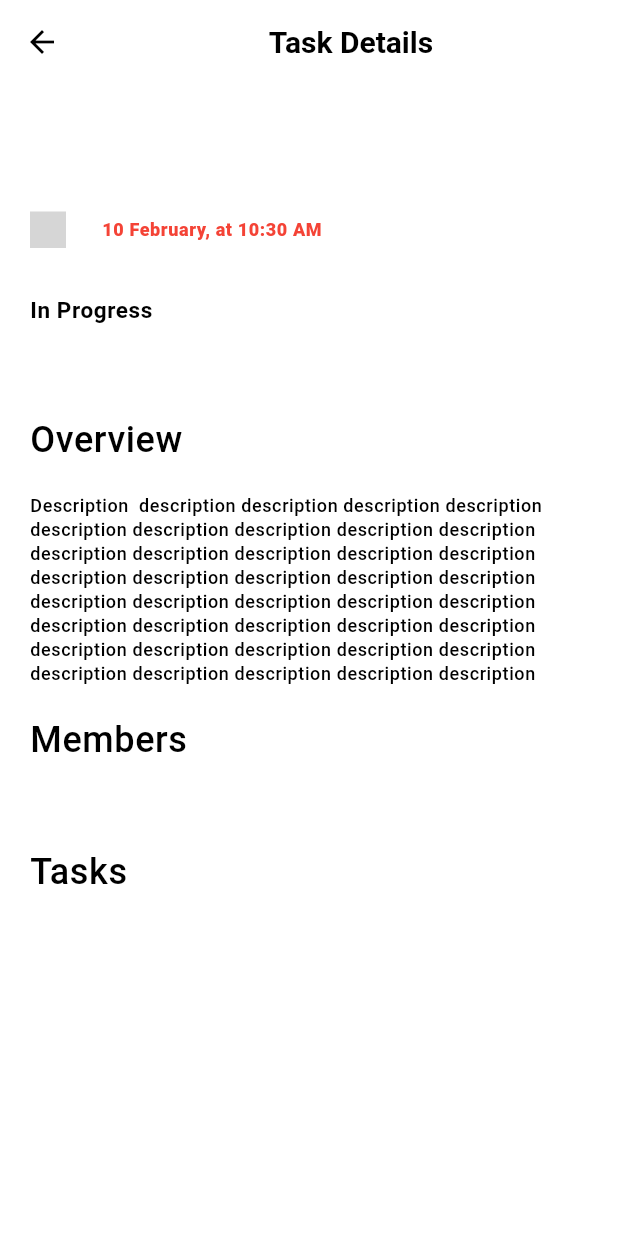
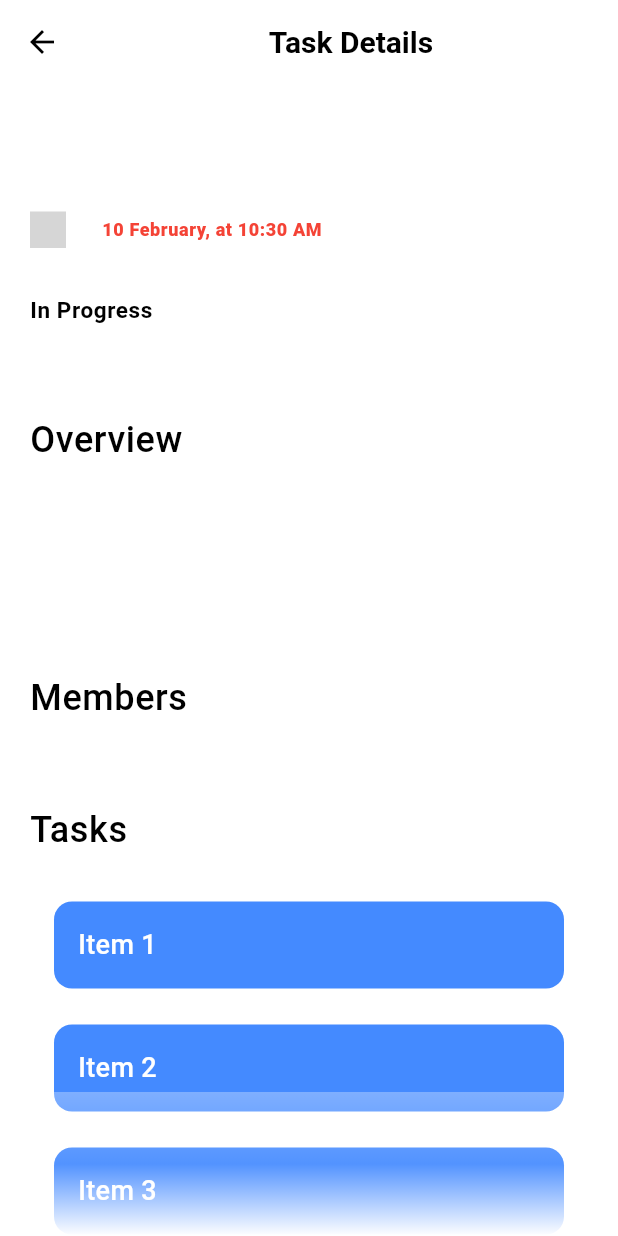
Before and after one commit to VitaliiKharlan/todo_app, a Flutter app: the TaskDetailScreen screen opened directly with empty values, on a phone screen of 412 x 824 dp. Run offline on Flutter 3.47's test engine with Material 3 defaults, Android fonts, the phone set to English and light mode, and no system bars; our stand-ins replace auto_route, flutter_bloc, flutter_svg; project files that could hold a hidden picture were left out; grey boxes are pictures that could not be loaded.

Commit message:
add design TaskDetail part 2

```diff
--- a/lib/features/add_new_task/bloc/add_new_task_bloc.dart
+++ b/lib/features/add_new_task/bloc/add_new_task_bloc.dart
@@ -19,8 +19,8 @@ class AddNewTaskBloc extends Bloc<AddNewTaskEvent, AddNewTaskState> {
 
         List<Task> tasks = [];
         final task = Task(
-          // taskId: '',
           taskTitle: event.taskTitle,
+          taskDescription: event.taskDescription,
           taskDeadline: event.taskDeadline,
           taskType: event.taskType,
         );
--- a/lib/features/add_new_task/bloc/add_new_task_event.dart
+++ b/lib/features/add_new_task/bloc/add_new_task_event.dart
@@ -8,11 +8,13 @@ class AddNewTaskLoadEvent extends AddNewTaskEvent {}
 class AddNewTaskLoadedEvent extends AddNewTaskEvent {
   AddNewTaskLoadedEvent(
     this.taskTitle,
+    this.taskDescription,
     this.taskDeadline,
     this.taskType,
   );
 
   final String taskTitle;
+  final String? taskDescription;
   final DateTime? taskDeadline;
   final TaskType? taskType;
 }
--- a/lib/features/task_derail/view/task_detail_screen.dart
+++ b/lib/features/task_derail/view/task_detail_screen.dart
@@ -1,3 +1,5 @@
+import 'dart:ui';
+
 import 'package:flutter/material.dart';
 
 import 'package:auto_route/auto_route.dart';
@@ -39,13 +41,17 @@ class TaskDetailScreen extends StatelessWidget {
           top: 20,
           right: 20,
         ),
-        child: Column(
+        child: Stack(
+          children: [
+            Column(
               mainAxisAlignment: MainAxisAlignment.start,
               crossAxisAlignment: CrossAxisAlignment.start,
               children: [
-            Text(task.taskTitle,
+                Text(
+                  task.taskTitle,
                   style: themeData.textTheme.bodyLarge
-                    ?.copyWith(fontSize: 32, fontWeight: FontWeight.w800)),
+                      ?.copyWith(fontSize: 32, fontWeight: FontWeight.w800),
+                ),
                 SizedBox(height: 20),
                 Row(
                   children: [
@@ -93,19 +99,17 @@ class TaskDetailScreen extends StatelessWidget {
                   ),
                 ),
                 SizedBox(height: 20),
-            Text(
-              'Description  description description description description '
-              'description description description description description '
-              'description description description description description '
-              'description description description description description '
-              'description description description description description '
-              'description description description description description '
-              'description description description description description '
-              'description description description description description ',
+                SizedBox(
+                  width: double.infinity,
+                  height: 100,
+                  child: Text(
+                    task.taskDescription.toString(),
                     style: theme.textTheme.bodySmall?.copyWith(
                       fontSize: 12,
                       fontWeight: FontWeight.w500,
-                color: Colors.black,
+                      color: Colors.grey,
+                    ),
+                    overflow: TextOverflow.ellipsis,
                   ),
                 ),
                 SizedBox(height: 20),
@@ -127,6 +131,62 @@ class TaskDetailScreen extends StatelessWidget {
                   ),
                 ),
                 SizedBox(height: 20),
+                Expanded(
+                  child: CustomScrollView(
+                    slivers: [
+                      SliverList(
+                        delegate: SliverChildBuilderDelegate(
+                          (context, index) {
+                            return Container(
+                              margin: const EdgeInsets.symmetric(
+                                vertical: 12,
+                                horizontal: 16,
+                              ),
+                              padding: const EdgeInsets.all(16),
+                              decoration: BoxDecoration(
+                                color: Colors.blueAccent,
+                                borderRadius: BorderRadius.circular(12),
+                              ),
+                              child: Text(
+                                'Item ${index + 1}',
+                                style: const TextStyle(
+                                  color: Colors.white,
+                                  fontSize: 18,
+                                ),
+                              ),
+                            );
+                          },
+                          childCount: 4,
+                        ),
+                      ),
+                    ],
+                  ),
+                ),
+              ],
+            ),
+            Positioned(
+              bottom: 0,
+              left: 0,
+              right: 0,
+              child: Container(
+                height: 96,
+                decoration: BoxDecoration(
+                  gradient: LinearGradient(
+                    begin: Alignment.topCenter,
+                    end: Alignment.bottomCenter,
+                    colors: [
+                      Colors.white.withAlpha(80),
+                      Colors.white.withAlpha(20),
+                      Colors.white,
+                    ],
+                  ),
+                ),
+                child: ImageFiltered(
+                  imageFilter:
+                      ImageFilter.blur(sigmaX: 10, sigmaY: 10),
+                ),
+              ),
+            ),
           ],
         ),
       ),
--- a/lib/ui/theme/theme.dart
+++ b/lib/ui/theme/theme.dart
@@ -1,4 +1,5 @@
 export 'app_colors.dart';
 export 'app_images.dart';
+export 'app_svg_images.dart';
 export 'app_text_style.dart';
 export 'app_theme.dart';
```
Also changed, not shown: lib/features/add_new_task/view/add_new_task_screen.dart (+30 -16 lines), lib/ui/theme/app_svg_images.dart (added, +11 -0 lines). Lines whose indentation alone changed are shown as unchanged.
